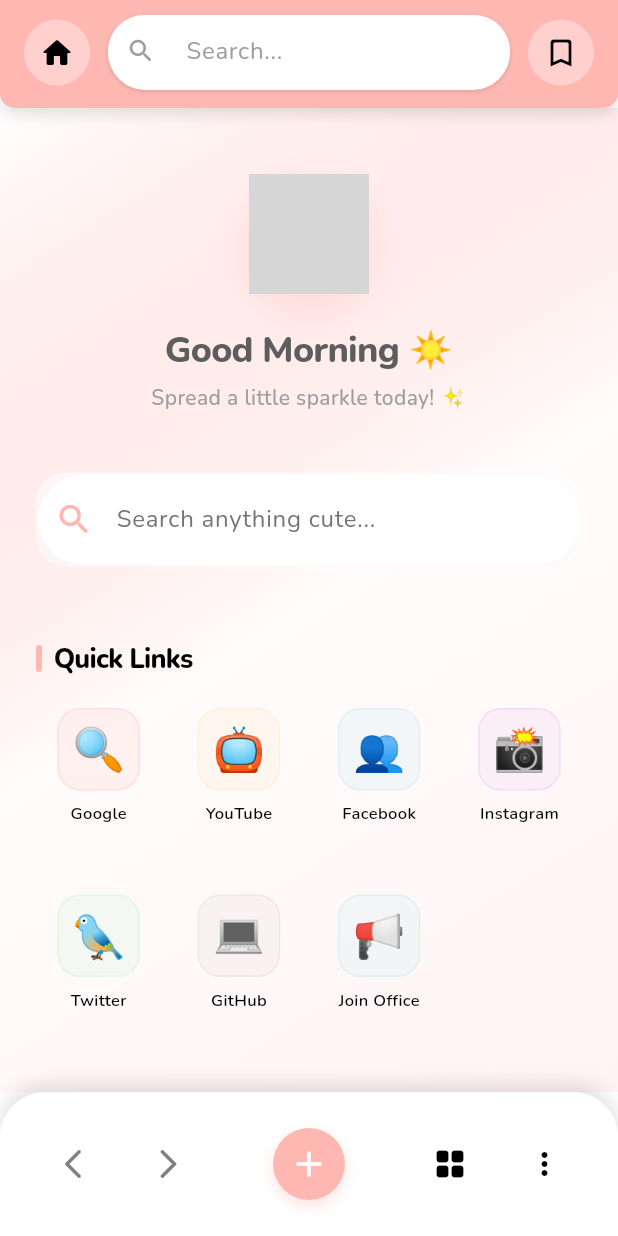
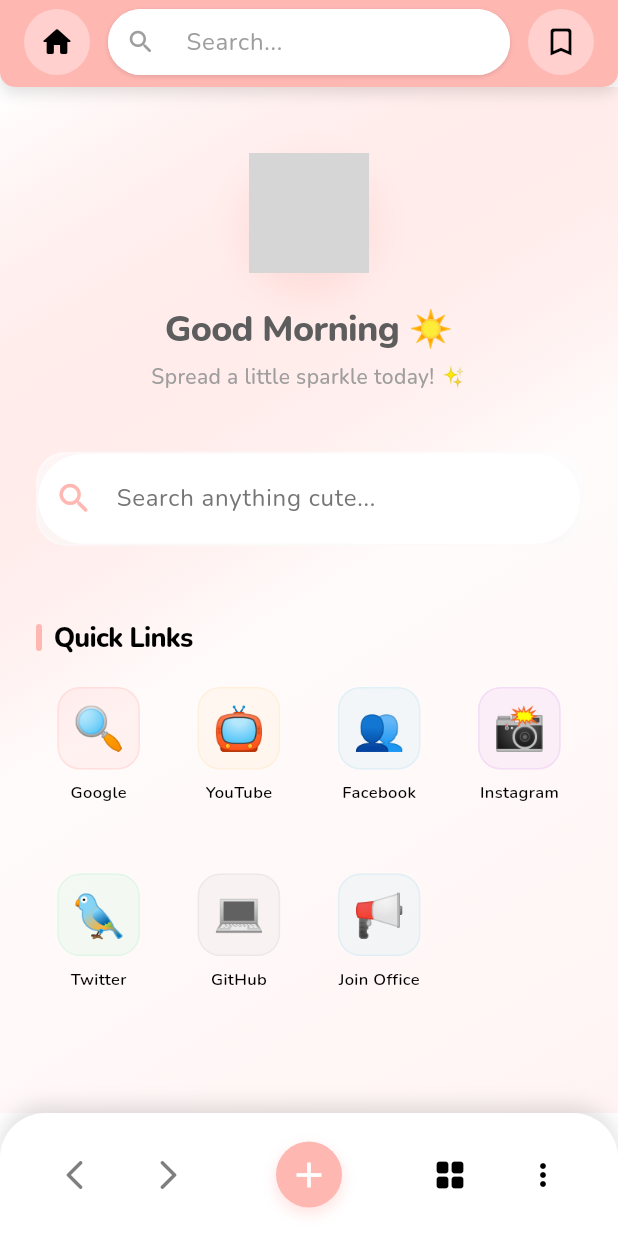
Before and after one commit to pozzra/Cute-Browser, a Flutter app: the screen it shows after launch, on a phone screen of 412 x 824 dp. Run offline on Flutter 3.47's test engine with Material 3 defaults, Android fonts, the phone set to English and light mode, and no system bars; our stand-ins replace dio, flutter_colorpicker, flutter_local_notifications, google_fonts, google_generative_ai, open_file and 6 more; missing offline and left inert: audio_session, flutter_background, webview_flutter_android; network calls fail; statements that could not run were skipped; grey boxes are pictures that could not be loaded.

```diff
--- a/lib/widgets/bottom_controls.dart
+++ b/lib/widgets/bottom_controls.dart
@@ -18,7 +18,7 @@ class BottomControls extends StatelessWidget {
 
     return SafeArea(
       child: Container(
-        padding: const EdgeInsets.symmetric(horizontal: 10, vertical: 8),
+        padding: const EdgeInsets.symmetric(horizontal: 10, vertical: 5),
         decoration: BoxDecoration(
           color: backgroundColor,
           borderRadius: const BorderRadius.only(
@@ -133,8 +133,8 @@ class _SmoothActionButtonState extends State<_SmoothActionButton> {
 
     if (widget.isFab) {
       iconWidget = Container(
-        width: 48,
-        height: 48,
+        width: 44,
+        height: 44,
         decoration: BoxDecoration(
           color: widget.fabColor,
           shape: BoxShape.circle,
@@ -160,7 +160,7 @@ class _SmoothActionButtonState extends State<_SmoothActionButton> {
         duration: const Duration(milliseconds: 100),
         curve: Curves.easeOut,
         child: Padding(
-          padding: const EdgeInsets.all(12),
+          padding: const EdgeInsets.all(10),
           child: iconWidget,
         ),
       ),
--- a/lib/widgets/custom_app_bar.dart
+++ b/lib/widgets/custom_app_bar.dart
@@ -8,7 +8,7 @@ class CustomAppBar extends StatefulWidget implements PreferredSizeWidget {
   const CustomAppBar({super.key});
 
   @override
-  Size get preferredSize => const Size.fromHeight(80);
+  Size get preferredSize => const Size.fromHeight(70);
 
   @override
   State<CustomAppBar> createState() => _CustomAppBarState();
@@ -69,8 +69,8 @@ class _CustomAppBarState extends State<CustomAppBar> {
           padding: const EdgeInsets.only(
             left: 16,
             right: 16,
-            bottom: 12,
-            top: 10,
+            bottom: 8,
+            top: 6,
           ),
           child: Row(
             children: [
@@ -81,7 +81,7 @@ class _CustomAppBarState extends State<CustomAppBar> {
               const SizedBox(width: 12),
               Expanded(
                 child: Container(
-                  height: 50,
+                  height: 44,
                   decoration: BoxDecoration(
                     color: Colors.white,
                     borderRadius: BorderRadius.circular(30),
```
Also changed, not shown: lib/utils/ad_blocker_script.dart (+19 -9 lines).
